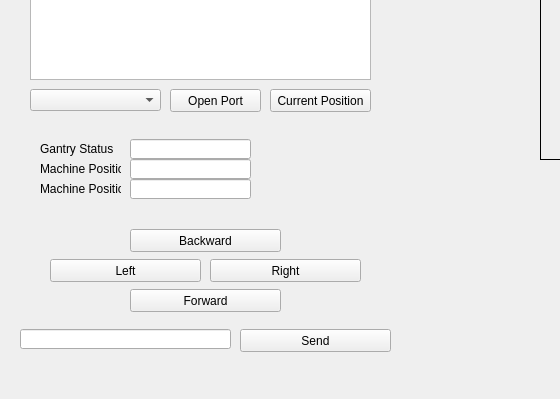
The window that OnStage/Test.ui (FreeRangeLobster/TheKraken) describes before a commit, drawn with Qt 5; both pictures show x 0 to 560 and y 401 to 800 of the 1101 by 800 pixel window.
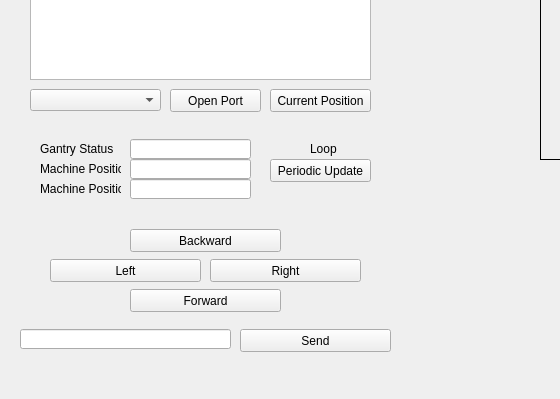
The same window after the commit.

Commit message: intercalating colours in the hmi see periodic button

The edit to the form file:
```diff
--- a/OnStage/Test.ui
+++ b/OnStage/Test.ui
@@ -370,6 +370,38 @@
     <string>Machine Position</string>
    </property>
   </widget>
+  <widget class="QLabel" name="lblLoop">
+   <property name="geometry">
+    <rect>
+     <x>310</x>
+     <y>540</y>
+     <width>41</width>
+     <height>20</height>
+    </rect>
+   </property>
+   <property name="autoFillBackground">
+    <bool>true</bool>
+   </property>
+   <property name="text">
+    <string>Loop</string>
+   </property>
+  </widget>
+  <widget class="QPushButton" name="cmdPeriodicUpdate">
+   <property name="geometry">
+    <rect>
+     <x>270</x>
+     <y>560</y>
+     <width>101</width>
+     <height>23</height>
+    </rect>
+   </property>
+   <property name="autoFillBackground">
+    <bool>true</bool>
+   </property>
+   <property name="text">
+    <string>Periodic Update</string>
+   </property>
+  </widget>
  </widget>
  <resources/>
  <connections/>
```
The commit also changes 1 other file.
